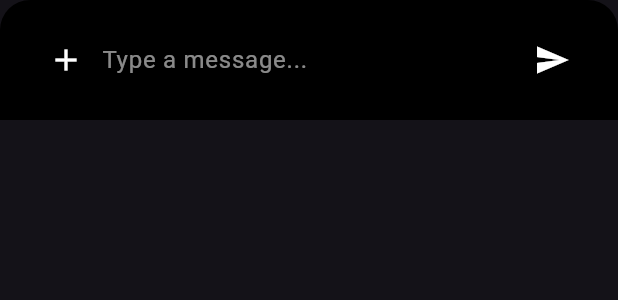
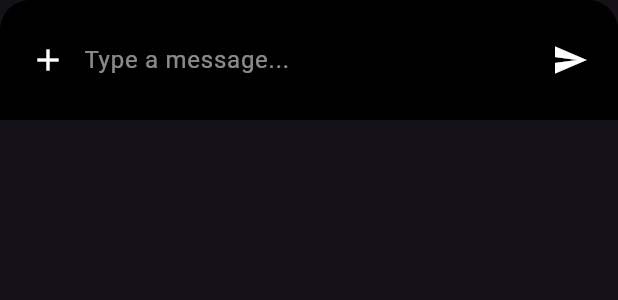
Before and after one commit to rheayang03/When-To-Use-Stateless-Or-Stateful, a Flutter app: the InputBar widget shown alone on an empty page, opened directly, on a phone screen of 412 x 824 dp. Shown: the top 300 px of the screen. Run offline on Flutter 3.47's test engine with Material 3 defaults, Android fonts, the phone set to English and light mode, and no system bars; network calls fail.

Commit message:
Update chat_page.dart with flexible and expanded layout

```diff
--- a/lib/chat_page.dart
+++ b/lib/chat_page.dart
@@ -20,17 +20,54 @@ class ChatPage extends StatelessWidget {
       ),
       body: Column(
         children: [
+          // Message list
           Expanded(
             child: ListView(
               padding: const EdgeInsets.symmetric(horizontal: 16, vertical: 8),
-              children: [
+              children: const [
                 MessageCard(isSent: false),
                 MessageCard(isSent: true),
                 MessageCard(isSent: false),
+                MessageCard(isSent: true),
               ],
             ),
           ),
+          // Chat input bar
           const InputBar(),
+        ],
+      ),
+    );
+  }
+}
+
+class InputBar extends StatelessWidget {
+  const InputBar({super.key});
+
+  @override
+  Widget build(BuildContext context) {
+    return Container(
+      height: 80,
+      padding: const EdgeInsets.symmetric(horizontal: 20, vertical: 10),
+      decoration: const BoxDecoration(
+        color: Colors.black,
+        borderRadius: BorderRadius.vertical(top: Radius.circular(20)),
+      ),
+      child: Row(
+        children: [
+          const Icon(Icons.add, color: Colors.white),
+          const SizedBox(width: 12),
+          const Expanded(
+            child: TextField(
+              style: TextStyle(color: Colors.white),
+              decoration: InputDecoration(
+                hintText: 'Type a message...',
+                hintStyle: TextStyle(color: Colors.white54),
+                border: InputBorder.none,
+              ),
+            ),
+          ),
+          const SizedBox(width: 12),
+          const Icon(Icons.send, color: Colors.white),
         ],
       ),
     );
@@ -48,9 +85,9 @@ class MessageCard extends StatelessWidget {
       child: Container(
         constraints: const BoxConstraints(maxWidth: 250),
         margin: const EdgeInsets.symmetric(vertical: 10),
-        padding: const EdgeInsets.all(24),
+        padding: const EdgeInsets.all(16),
         decoration: BoxDecoration(
-          color: isSent ? Colors.grey : Colors.grey,
+          color: isSent ? Colors.grey[800] : Colors.grey[700],
           borderRadius: BorderRadius.circular(12),
         ),
         child: Column(
@@ -73,41 +110,3 @@ class MessageCard extends StatelessWidget {
     );
   }
 }
-
-class InputBar extends StatelessWidget {
-  const InputBar({super.key});
-
-  @override
-  Widget build(BuildContext context) {
-    return Container(
-      height: 80,
-      padding: const EdgeInsets.symmetric(horizontal: 20, vertical: 10),
-      decoration: const BoxDecoration(
-        color: Colors.black,
-        borderRadius: BorderRadius.vertical(top: Radius.circular(20)),
-      ),
-      child: Row(
-        children: const [
-          IconButton(
-            onPressed: null,
-            icon: Icon(Icons.add, color: Colors.white),
-          ),
-          Expanded(
-            child: TextField(
-              style: TextStyle(color: Colors.white),
-              decoration: InputDecoration(
-                hintText: 'Type a message...',
-                hintStyle: TextStyle(color: Colors.white54),
-                border: InputBorder.none,
-              ),
-            ),
-          ),
-          IconButton(
-            onPressed: null,
-            icon: Icon(Icons.send, color: Colors.white),
-          ),
-        ],
-      ),
-    );
-  }
-}
```
